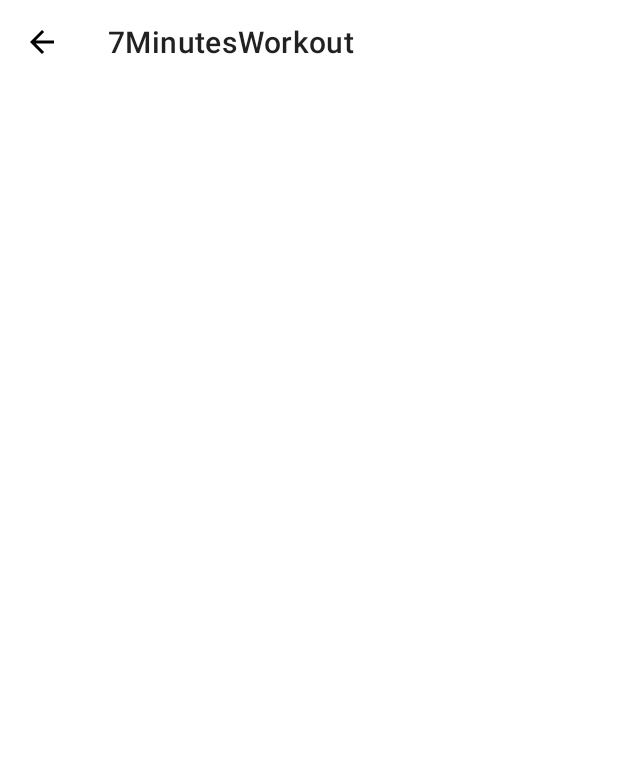
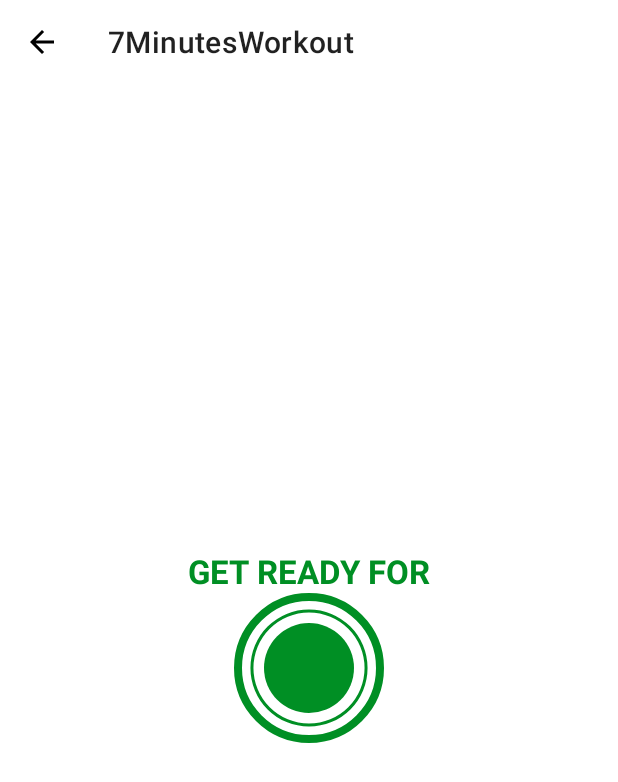
Before and after one commit to tomejake/7MinutesWorkout, an Android app: the ExerciseActivity screen opened directly, with no data from a screen before it, on a phone screen of 412 x 824 dp. Shown: the top 782 px of the screen. Run offline under Robolectric (Android 15) with nearby library versions, the phone set to English and light mode, and no system bars.

Commit message:
커스텀 progress_bar UI 구현

```diff
--- /dev/null
+++ b/app/src/main/res/drawable/circular_progress_bar.xml
@@ -0,0 +1,13 @@
+<?xml version="1.0" encoding="utf-8"?>
+<layer-list xmlns:android="http://schemas.android.com/apk/res/android">
+    <item>
+        <shape
+            android:innerRadiusRatio="2.7"
+            android:shape="ring"
+            android:thicknessRatio="50.0"
+            android:useLevel="true">
+            <solid
+                android:color="@color/colorAccent"/>
+        </shape>
+    </item>
+</layer-list>
--- /dev/null
+++ b/app/src/main/res/drawable/circular_progress_gray.xml
@@ -0,0 +1,13 @@
+<?xml version="1.0" encoding="utf-8"?>
+<layer-list xmlns:android="http://schemas.android.com/apk/res/android">
+    <item>
+        <shape
+            android:innerRadiusRatio="2.7"
+            android:shape="ring"
+            android:thicknessRatio="50.0"
+            android:useLevel="true">
+            <solid
+                android:color="#D4DEE7"/>
+        </shape>
+    </item>
+</layer-list>
--- /dev/null
+++ b/app/src/main/res/drawable/item_circular_color_accent_background.xml
@@ -0,0 +1,6 @@
+<?xml version="1.0" encoding="utf-8"?>
+<shape xmlns:android="http://schemas.android.com/apk/res/android"
+    android:shape="oval">
+    <solid android:color="@color/colorAccent"/>
+
+</shape>
--- a/app/src/main/res/layout/activity_exercise.xml
+++ b/app/src/main/res/layout/activity_exercise.xml
@@ -1,5 +1,5 @@
 <?xml version="1.0" encoding="utf-8"?>
-<RelativeLayout xmlns:android="http://schemas.android.com/apk/res/android"
+<androidx.constraintlayout.widget.ConstraintLayout xmlns:android="http://schemas.android.com/apk/res/android"
     xmlns:app="http://schemas.android.com/apk/res-auto"
     xmlns:tools="http://schemas.android.com/tools"
     android:layout_width="match_parent"
@@ -8,10 +8,64 @@
 
     <androidx.appcompat.widget.Toolbar
         android:id="@+id/toolbarExercise"
+        app:layout_constraintTop_toTopOf="parent"
         android:theme="@style/ToolbarTheme"
         android:layout_width="match_parent"
         android:layout_height="?android:attr/actionBarSize"
         android:background="@color/white"
-        android:titleTextColor="@color/colorPrimary"/>
+        android:titleTextColor="@color/colorPrimary"
+        tools:ignore="UnusedAttribute" />
 
-</RelativeLayout>
+    <TextView
+        android:id="@+id/tv_title"
+        android:layout_width="wrap_content"
+        android:layout_height="wrap_content"
+        android:text="@string/get_ready_for"
+        android:textSize="22sp"
+        android:textColor="@color/colorAccent"
+        android:textStyle="bold"
+        app:layout_constraintBottom_toTopOf="@+id/flProgressBar"
+        app:layout_constraintStart_toStartOf="parent"
+        app:layout_constraintEnd_toEndOf="parent"/>
+
+    <FrameLayout
+        android:id="@+id/flProgressBar"
+        android:layout_width="100dp"
+        android:layout_height="100dp"
+        android:layout_marginTop="10dp"
+        android:background="@drawable/item_circular_color_accent_border"
+        app:layout_constraintBottom_toBottomOf="parent"
+        app:layout_constraintStart_toStartOf="parent"
+        app:layout_constraintEnd_toEndOf="parent"
+        app:layout_constraintTop_toBottomOf="@+id/toolbarExercise"
+        >
+        <ProgressBar
+            android:id="@+id/progressBar"
+            style="?android:attr/progressBarStyleHorizontal"
+            android:layout_width="100dp"
+            android:layout_height="100dp"
+            android:layout_gravity="center"
+            android:background="@drawable/circular_progress_gray"
+            android:progressDrawable="@drawable/circular_progress_bar"
+            android:indeterminate="false"
+            android:max="10"
+            android:progress="100"
+            android:rotation="-90"
+            />
+        <LinearLayout
+            android:layout_width="60dp"
+            android:layout_height="60dp"
+            android:layout_gravity="center"
+            android:gravity="center"
+            android:background="@drawable/item_circular_color_accent_background">
+            <TextView
+                android:id="@+id/tvTimer"
+                android:layout_width="wrap_content"
+                android:layout_height="wrap_content"
+                android:textColor="#FFFFFF"
+                android:textSize="25sp"
+                android:textStyle="bold"
+                tools:text="10"/>
+        </LinearLayout>
+    </FrameLayout>
+</androidx.constraintlayout.widget.ConstraintLayout>
--- a/app/src/main/res/values/strings.xml
+++ b/app/src/main/res/values/strings.xml
@@ -2,4 +2,5 @@
     <string name="app_name">7MinutesWorkout</string>
     <string name="start">START</string>
     <string name="start_image">start image</string>
+    <string name="get_ready_for">GET READY FOR</string>
 </resources>
```
